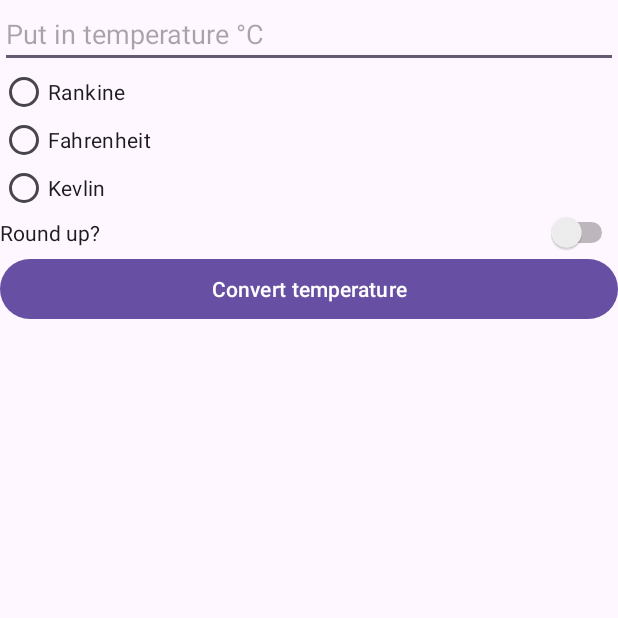
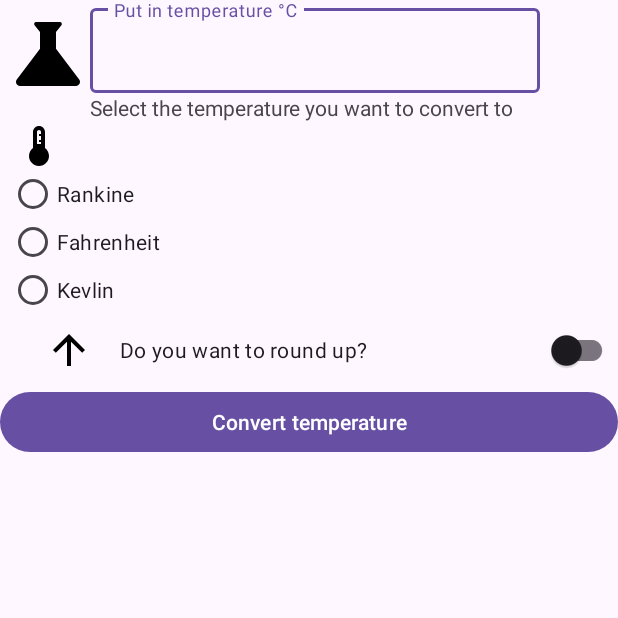
Before and after one commit to Jairo411/androidpracticerepo, an Android app: the screen it shows after launch (MainActivity), on a phone screen of 412 x 824 dp, the top half of it. Run offline under Robolectric (Android 15) with nearby library versions, the phone set to English and light mode, and no system bars; 7 statements that could not run were skipped.

Commit message:
completed application

```diff
--- a/app/build.gradle
+++ b/app/build.gradle
@@ -12,6 +12,7 @@ android {
     compileSdk 33
     defaultConfig {
         applicationId "com.example.xml_layout_excerciseb"
+        vectorDrawables.useSupportLibrary = true
         minSdk 24
         targetSdk 33
         versionCode 1
--- a/app/src/main/java/com/example/xml_layout_excerciseb/MainActivity.kt
+++ b/app/src/main/java/com/example/xml_layout_excerciseb/MainActivity.kt
@@ -9,6 +9,7 @@ import android.widget.RadioGroup
 import android.widget.Switch
 import android.widget.TextView
 import com.example.xml_layout_excerciseb.databinding.ActivityMainBinding
+import com.google.android.material.switchmaterial.SwitchMaterial
 import java.lang.NumberFormatException
 import java.lang.StringBuilder
 import kotlin.math.*
@@ -17,9 +18,9 @@ import kotlin.math.*
 class MainActivity : AppCompatActivity() {
 
     private lateinit var binding : ActivityMainBinding
-    private lateinit var calculateTemperatureB: Button
+    private lateinit var calculateTemperatureB: com.google.android.material.button.MaterialButton
     private lateinit var temperatureRadioGroup: RadioGroup
-    private lateinit var roundUpSwitchB: Switch
+    private lateinit var roundUpSwitchB: SwitchMaterial
     private lateinit var temperatureDisplay : TextView
 
     override fun onCreate(savedInstanceState: Bundle?) {
@@ -53,7 +54,7 @@ class MainActivity : AppCompatActivity() {
             var temperature : Double? = 0.0
             var selectedTemperatureConversion : Double? = 0.0
         try {
-            temperatureString = binding.temperatureInput.toString()
+            temperatureString = binding.temperatureInputEditText.text.toString()
             temperature = temperatureString.toDouble()
         }catch (e : NumberFormatException){
                 Log.w("Exception", e.message!!)
--- /dev/null
+++ b/app/src/main/res/drawable/baseline_arrow_upward_24.xml
@@ -0,0 +1,5 @@
+<vector android:height="24dp" android:tint="#000000"
+    android:viewportHeight="24" android:viewportWidth="24"
+    android:width="24dp" xmlns:android="http://schemas.android.com/apk/res/android">
+    <path android:fillColor="@android:color/white" android:pathData="M4,12l1.41,1.41L11,7.83V20h2V7.83l5.58,5.59L20,12l-8,-8 -8,8z"/>
+</vector>
--- /dev/null
+++ b/app/src/main/res/drawable/ic_science_24.xml
@@ -0,0 +1,5 @@
+<vector android:height="24dp" android:tint="#000000"
+    android:viewportHeight="24" android:viewportWidth="24"
+    android:width="24dp" xmlns:android="http://schemas.android.com/apk/res/android">
+    <path android:fillColor="@android:color/white" android:pathData="M19.8,18.4L14,10.67V6.5l1.35,-1.69C15.61,4.48 15.38,4 14.96,4H9.04C8.62,4 8.39,4.48 8.65,4.81L10,6.5v4.17L4.2,18.4C3.71,19.06 4.18,20 5,20h14C19.82,20 20.29,19.06 19.8,18.4z"/>
+</vector>
--- /dev/null
+++ b/app/src/main/res/drawable/ic_thermostat_24.xml
@@ -0,0 +1,5 @@
+<vector android:height="24dp" android:tint="#000000"
+    android:viewportHeight="24" android:viewportWidth="24"
+    android:width="24dp" xmlns:android="http://schemas.android.com/apk/res/android">
+    <path android:fillColor="@android:color/white" android:pathData="M15,13V5c0,-1.66 -1.34,-3 -3,-3S9,3.34 9,5v8c-1.21,0.91 -2,2.37 -2,4c0,2.76 2.24,5 5,5s5,-2.24 5,-5C17,15.37 16.21,13.91 15,13zM11,11V5c0,-0.55 0.45,-1 1,-1s1,0.45 1,1v1h-1v1h1v1v1h-1v1h1v1H11z"/>
+</vector>
--- a/app/src/main/res/layout/activity_main.xml
+++ b/app/src/main/res/layout/activity_main.xml
@@ -6,27 +6,67 @@
     android:layout_height="match_parent"
     tools:context=".MainActivity">
 
-    <EditText
+    <ImageView
+        android:id="@+id/temperature_Icon"
+        android:layout_width="64dp"
+        android:layout_height="64dp"
+        android:layout_marginTop="4dp"
+        android:src="@drawable/ic_science_24"
+        app:layout_constraintStart_toStartOf="parent"
+        app:layout_constraintRight_toLeftOf="@id/temperature_input"
+        app:layout_constraintTop_toTopOf="parent"
+        />
+
+    <com.google.android.material.textfield.TextInputLayout
         android:id="@+id/temperature_input"
+        android:layout_width="300dp"
+        android:layout_height="wrap_content"
+        android:layout_marginLeft="60dp"
+        android:hint="Put in temperature °C"
+        app:layout_constraintStart_toStartOf="parent"
+        app:layout_constraintTop_toTopOf="parent">
+
+
+        <com.google.android.material.textfield.TextInputEditText
+            android:id="@+id/temperature_input_edit_text"
+            android:layout_width="match_parent"
+            android:layout_height="wrap_content"
+            android:inputType="numberDecimal"
+
+       />
+    </com.google.android.material.textfield.TextInputLayout>
+
+    <TextView
+        android:id="@+id/TV_temperature"
+        android:layout_width="wrap_content"
+        android:layout_height="wrap_content"
+        android:text="@string/TV_temperature"
+        android:layout_marginLeft="60dp"
+        app:layout_constraintTop_toBottomOf="@id/temperature_input"
+        app:layout_constraintLeft_toLeftOf="parent"
+        app:layout_constraintBottom_toTopOf="@id/Radio_Group_Container"/>
+
+    <RadioGroup
+        android:id="@+id/Radio_Group_Container"
         android:layout_width="match_parent"
         android:layout_height="wrap_content"
-        android:inputType="number"
-        android:hint="Put in temperature °C"
-        app:layout_constraintStart_toStartOf="parent"
-        app:layout_constraintEnd_toEndOf="parent"
-        app:layout_constraintTop_toTopOf="parent"
-        />
-    <RadioGroup
-        android:id="@+id/Radio_Group_Container"
-        android:layout_width="wrap_content"
-        android:layout_height="wrap_content"
-        app:layout_constraintTop_toBottomOf="@id/temperature_input"
-        app:layout_constraintLeft_toLeftOf="@id/temperature_input">
+        app:layout_constraintTop_toBottomOf="@id/TV_temperature"
+        app:layout_constraintLeft_toRightOf="parent ">
+
+        <ImageView
+            android:id="@+id/science"
+            android:layout_width="32dp"
+            android:layout_height="32dp"
+            android:layout_marginLeft="10dp"
+            android:src="@drawable/ic_thermostat_24"
+
+            />
     <RadioButton
         android:id="@+id/rankine"
         android:layout_width="wrap_content"
         android:layout_height="32dp"
         android:text="Rankine"
+        android:layout_marginLeft="6dp"
         app:layout_constraintTop_toBottomOf="@id/temperature_input"
         app:layout_constraintLeft_toLeftOf="parent"
         />
@@ -35,6 +75,7 @@
         android:layout_width="wrap_content"
         android:layout_height="32dp"
         android:text="Fahrenheit"
+        android:layout_marginLeft="6dp"
         app:layout_constraintTop_toBottomOf="@id/rankine"
         app:layout_constraintLeft_toLeftOf="parent"
         />
@@ -43,26 +84,82 @@
         android:layout_width="wrap_content"
         android:layout_height="32dp"
         android:text= "Kevlin"
+        android:layout_marginLeft="6dp"
+
         app:layout_constraintTop_toBottomOf="@id/fahrenheit"
         app:layout_constraintLeft_toLeftOf="parent"
         />
+
     </RadioGroup>
 
-    <Switch
+
+    <!-- Was having issues putting my views in the way that I wanted to.
+    So what I did was add another ConstraintLayout, then put them at the bottom
+    of the radio group views. This gave me a container that would allow me to group all
+    of views in a order that I wanted to.
+    -->
+
+<androidx.constraintlayout.widget.ConstraintLayout
+    android:id="@+id/second_constraint"
+    android:layout_width="match_parent"
+    android:layout_height="wrap_content"
+    app:layout_constraintTop_toBottomOf="@id/Radio_Group_Container"
+    app:layout_constraintRight_toRightOf="parent"
+    app:layout_constraintLeft_toLeftOf="parent"
+    >
+
+    <!-- With the second constraint group, I am going to push the arrow to the left of the screen,
+     and have it next to my switch view.
+    Example:
+
+    ^ Do you want to round up?              (switch view)
+    |
+
+
+    - - - -
+
+    that I just learned, The layout_width/height attributes are
+    used to position your views (obivously), just remember when you're putting values in
+    to remember that the sizing is relative depending on the phones.
+
+    One more thing, how you constraint the views, is also how you tell android studio to move
+    those constrainted views. So if you constraint a view to the left going left, you will be able
+    to move that view along that length of that constraint, whatever length that might actually be.
+
+     -->
+
+
+    <ImageView
+        android:layout_width="48dp"
+        android:layout_height="32dp"
+        android:layout_marginLeft="12dp"
+        android:layout_marginTop="8dp"
+        android:src="@drawable/baseline_arrow_upward_24"
+        app:layout_constraintLeft_toLeftOf="parent"
+        app:layout_constraintRight_toLeftOf="@id/Round_up"
+        app:layout_constraintTop_toTopOf="parent" />
+
+    <com.google.android.material.switchmaterial.SwitchMaterial
         android:id="@+id/Round_up"
         android:layout_width="match_parent"
-        android:layout_height="wrap_content"
-        android:text="Round up?"
-        app:layout_constraintTop_toBottomOf="@id/Radio_Group_Container"
-        app:layout_constraintRight_toLeftOf="parent"
-        />
+        android:layout_height="match_parent"
+        android:layout_marginLeft="80dp"
+        android:text="@string/Round_Up_text"
+        app:layout_constraintBottom_toBottomOf="parent"
+        app:layout_constraintLeft_toLeftOf="parent"></com.google.android.material.switchmaterial.SwitchMaterial>
 
-    <Button
+
+</androidx.constraintlayout.widget.ConstraintLayout>
+
+
+    [
+
+    <com.google.android.material.button.MaterialButton
         android:id="@+id/Calculate_Temperature"
         android:layout_width="match_parent"
         android:layout_height="wrap_content"
         android:text="Convert temperature"
-        app:layout_constraintTop_toBottomOf="@id/Round_up"
+        app:layout_constraintTop_toBottomOf="@id/second_constraint"
         />
 
     <TextView
--- a/app/src/main/res/values/strings.xml
+++ b/app/src/main/res/values/strings.xml
@@ -5,11 +5,12 @@
     <string name="Celsius">Celsius</string>
     <string name="fahrenheit">Fahrenheit</string>
     <string name="kelvin">kevlin</string>
-    <string name="Round_Up">Round_Up</string>
+    <string name="Round_Up_text">Do you want to round up?</string>
     <string name="Calculate_Temperature">Calculate_Temperature</string>
     <string name="Temperature_Display">Temperature_Display %s</string>
     <string name="Default_Temperature_Display">Temperature K/°F/°Ra</string>
     <string name="kevlin_Symbol">K</string>
     <string name="fahrenheit_Symbol">°F</string>
     <string name="rankine_Symbol">°Ra</string>
+    <string name="TV_temperature">Select the temperature you want to convert to</string>
 </resources>
```
